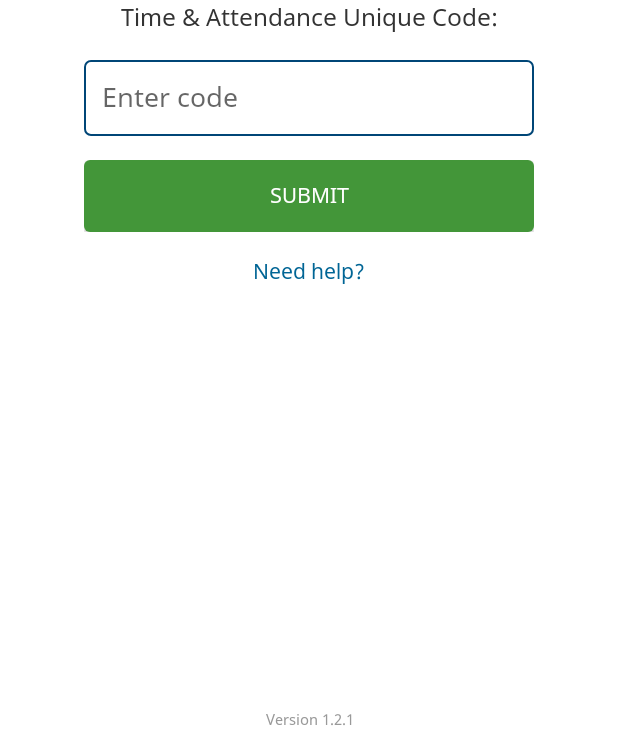
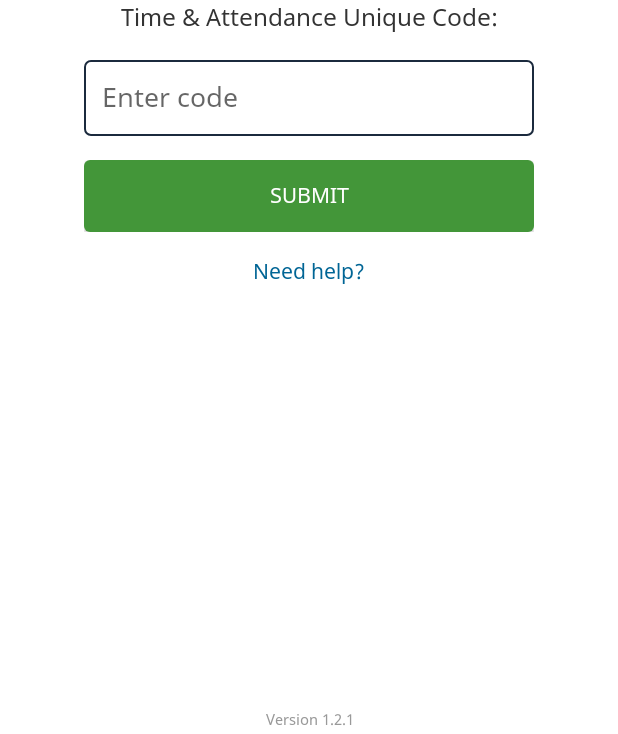
Before and after one commit to eric-huang13/java-kotlin-ontrak, an Android app: the OnboardingActivity screen opened directly, with no data from a screen before it, on a phone screen of 412 x 824 dp, the part 502-1236 px from its top. Run offline under Robolectric (Android 15) with nearby library versions, the phone set to English and light mode, and no system bars; our stand-ins replace EventBus; libraries missing offline, so code that uses them is left out: com.avast.android; 4 statements that could not run were skipped.

Commit message:
Changed insperity_blue_deep to punch_background

```diff
--- a/app/src/main/res/drawable/white_rounded_background.xml
+++ b/app/src/main/res/drawable/white_rounded_background.xml
@@ -4,6 +4,6 @@
     <corners android:radius="4dp" />
     <stroke
         android:width="1dp"
-        android:color="@color/insperity_blue_deep" />
+        android:color="@color/punch_background" />
     <solid android:color="@color/white" />
 </shape>
--- a/app/src/main/res/layout/activity_time_entry_content.xml
+++ b/app/src/main/res/layout/activity_time_entry_content.xml
@@ -28,7 +28,7 @@
                 android:id="@+id/toolbar"
                 android:layout_width="match_parent"
                 android:layout_height="?android:actionBarSize"
-                android:background="@color/insperity_blue_deep"
+                android:background="@color/punch_background"
                 android:theme="@style/ThemeOverlay.AppCompat.Dark.ActionBar"
                 app:popupTheme="@style/ThemeOverlay.AppCompat.Light"/>
 
--- a/app/src/main/res/layout/fragment_punch.xml
+++ b/app/src/main/res/layout/fragment_punch.xml
@@ -25,7 +25,7 @@
             android:id="@+id/tabLayout"
             android:layout_width="match_parent"
             android:layout_height="?android:actionBarSize"
-            android:background="@color/insperity_blue_deep"
+            android:background="@color/punch_background"
             android:foregroundGravity="fill_horizontal"
             android:visibility="gone"
             app:tabGravity="fill"
```
